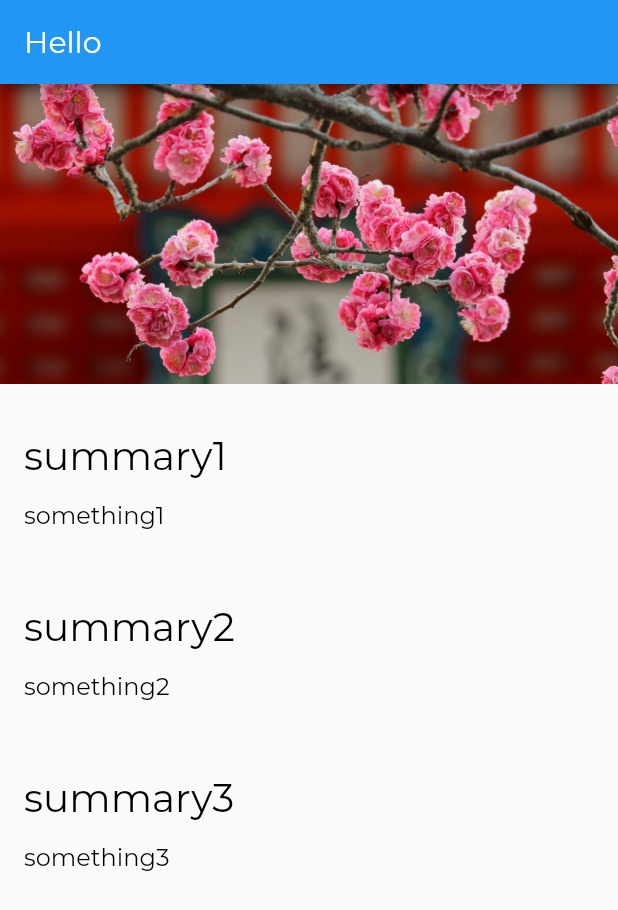
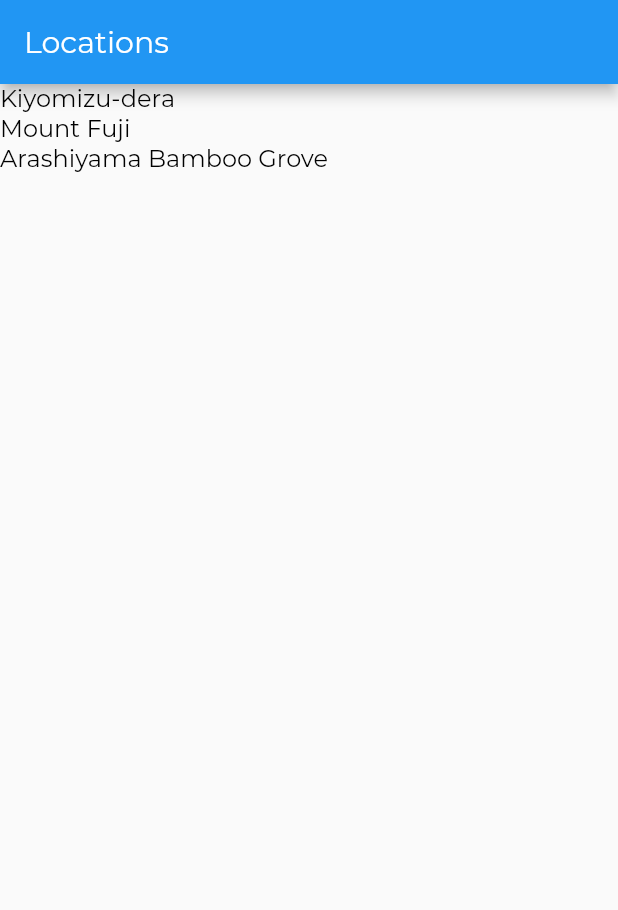
Before and after one commit to davidaskenazy/FreeCodeCampTut, a Flutter app: the screen it shows after launch, on a phone screen of 412 x 824 dp. Shown: the top 910 px of the screen. Run offline on Flutter 3.47's test engine with Material 2 defaults, Android fonts, the phone set to English and light mode, and no system bars.

Commit message:
proyect complete, next time add a menu and more widgets

```diff
--- a/lib/app.dart
+++ b/lib/app.dart
@@ -1,13 +1,37 @@
 import 'package:FreeCodeCampTut/style.dart';
 import 'package:flutter/material.dart';
 import 'screens/location_detail/location_detail.dart';
+import 'screens/locations/locations.dart';
+
+const LocationsRoute = '/';
+const LocationDetailRoute = '/location_detail';
 
 class App extends StatelessWidget {
   @override
   Widget build(BuildContext context) {
-    return MaterialApp(
-        home: LocationDetail(),
-        theme: ThemeData(
+    return MaterialApp(onGenerateRoute: _routes(), theme: _theme());
+  }
+
+  RouteFactory _routes() {
+    return (settings) {
+      final Map<String, dynamic> arguments = settings.arguments;
+      Widget screen;
+      switch (settings.name) {
+        case LocationsRoute:
+          screen = Locations();
+          break;
+        case LocationDetailRoute:
+          screen = LocationDetail(arguments['id']);
+          break;
+        default:
+          return null;
+      }
+      return MaterialPageRoute(builder: (BuildContext context) => screen);
+    };
+  }
+
+  ThemeData _theme() {
+    return ThemeData(
         appBarTheme: AppBarTheme(
           //property title remplaced for headline6 because is a deprecated...
           //check this out
@@ -16,6 +40,6 @@ class App extends StatelessWidget {
         textTheme: TextTheme(
           headline6: TitleTextStyle,
           bodyText2: Body1TextStyle,
-            )));
+        ));
   }
 }
--- /dev/null
+++ b/lib/models/location.dart
@@ -0,0 +1,44 @@
+import './location_fact.dart';
+
+/// Represents a tourism location a user can visit.
+class Location {
+  final int id;
+  final String name;
+  final String imagePath;
+  final List<LocationFact> facts;
+
+  Location(this.id, this.name, this.imagePath, this.facts);
+
+  static List<Location> fetchAll() {
+    return [
+      Location(1, 'Kiyomizu-dera', 'assets/images/kiyomizu-dera.jpg', [
+        LocationFact('Summary',
+            'Kiyomizu-dera, officially Otowa-san Kiyomizu-dera, is an independent Buddhist temple in eastern Kyoto. The temple is part of the Historic Monuments of Ancient Kyoto UNESCO World Heritage site.'),
+        LocationFact('Architectural Style', 'Japanese Buddhist architecture.'),
+      ]),
+      Location(2, 'Mount Fuji', 'assets/images/fuji.jpg', [
+        LocationFact('Summary',
+            'Japan’s Mt. Fuji is an active volcano about 100 kilometers southwest of Tokyo. Commonly called “Fuji-san,” it’s the country’s tallest peak, at 3,776 meters. A pilgrimage site for centuries, it’s considered one of Japan’s 3 sacred mountains, and summit hikes remain a popular activity. Its iconic profile is the subject of numerous works of art, notably Edo Period prints by Hokusai and Hiroshige.'),
+        LocationFact('Did You Know',
+            'There are three cities that surround Mount Fuji: Gotemba, Fujiyoshida and Fujinomiya.'),
+      ]),
+      Location(3, 'Arashiyama Bamboo Grove', 'assets/images/arashiyama.jpg', [
+        LocationFact('Summary',
+            'While we could go on about the ethereal glow and seemingly endless heights of this bamboo grove on the outskirts of Kyoto, the sight\'s pleasures extend beyond the visual realm.'),
+        LocationFact('How to Get There',
+            'Kyoto airport, with several terminals, is located 16 kilometres south of the city and is also known as Kyoto. Kyoto can also be reached by transport links from other regional airports.'),
+      ]),
+    ];
+  }
+
+  static Location fetchByID(int locationID) {
+    // NOTE: this will replaced by a proper API call
+    List<Location> locations = Location.fetchAll();
+    for (var i = 0; i < locations.length; i++) {
+      if (locations[i].id == locationID) {
+        return locations[i];
+      }
+    }
+    return null;
+  }
+}
--- /dev/null
+++ b/lib/models/location_fact.dart
@@ -0,0 +1,6 @@
+class LocationFact {
+  final String title;
+  final String text;
+
+  LocationFact(this.title, this.text);
+}
--- a/lib/screens/location_detail/location_detail.dart
+++ b/lib/screens/location_detail/location_detail.dart
@@ -1,23 +1,33 @@
 import 'package:FreeCodeCampTut/screens/location_detail/text_section.dart';
 import 'package:flutter/material.dart';
 import 'image_banner.dart';
+import '../../models/location.dart';
 
 class LocationDetail extends StatelessWidget {
+  final int _locationID;
+
+  LocationDetail(this._locationID);
+
   @override
   Widget build(BuildContext context) {
+    final location = Location.fetchByID(_locationID);
+
     return Scaffold(
-        appBar: AppBar(
-          title: Text('Hello'),
-        ),
-        body: Column(
+      appBar: AppBar(
+        title: Text(location.name),
+      ),
+      body: Column(
           mainAxisAlignment: MainAxisAlignment.start,
           crossAxisAlignment: CrossAxisAlignment.stretch,
           children: [
-            ImageBanner("assets/images/kiyomizu-dera.jpg"),
-            TextSection("summary1", "something1"),
-            TextSection("summary2", "something2"),
-            TextSection("summary3", "something3"),
-          ],
-        ));
+            ImageBanner(location.imagePath),
+          ]..addAll(textSections(location))),
+    );
+  }
+
+  List<Widget> textSections(Location location) {
+    return location.facts
+        .map((fact) => TextSection(fact.title, fact.text))
+        .toList();
   }
 }
--- a/lib/screens/location_detail/text_section.dart
+++ b/lib/screens/location_detail/text_section.dart
@@ -10,17 +10,17 @@ class TextSection extends StatelessWidget {
   @override
   Widget build(BuildContext context) {
     return Column(
-        mainAxisAlignment: MainAxisAlignment.start,
-        crossAxisAlignment: CrossAxisAlignment.stretch,
-        children: [
-          Container(
+      mainAxisAlignment: MainAxisAlignment.start,
+      crossAxisAlignment: CrossAxisAlignment.stretch,
+      children: [
+        Container(
             padding: const EdgeInsets.fromLTRB(_hPad, 32.0, _hPad, 4.0),
-            child: Text(_title, style: Theme.of(context).textTheme.headline6),
-          ),
-          Container(
-            padding: const EdgeInsets.fromLTRB(_hPad, 10.0, _hPad, _hPad),
-            child: Text(_body, style: Theme.of(context).textTheme.bodyText2),
-          ),
-        ]);
+            child: Text(_title, style: Theme.of(context).textTheme.headline6)),
+        Container(
+            padding:
+                const EdgeInsets.symmetric(vertical: 10.0, horizontal: _hPad),
+            child: Text(_body, style: Theme.of(context).textTheme.bodyText2)),
+      ],
+    );
   }
 }
--- /dev/null
+++ b/lib/screens/locations/locations.dart
@@ -0,0 +1,28 @@
+import 'package:flutter/material.dart';
+import '../../app.dart';
+import '../../models/location.dart';
+
+class Locations extends StatelessWidget {
+  @override
+  Widget build(BuildContext context) {
+    final locations = Location.fetchAll();
+
+    return Scaffold(
+        appBar: AppBar(
+          title: Text('Locations'),
+        ),
+        body: ListView(
+          children: locations
+              .map((location) => GestureDetector(
+                    child: Text(location.name),
+                    onTap: () => _onLocationTap(context, location.id),
+                  ))
+              .toList(),
+        ));
+  }
+
+  _onLocationTap(BuildContext context, int locationID) {
+    Navigator.pushNamed(context, LocationDetailRoute,
+        arguments: {'id': locationID});
+  }
+}
--- a/pubspec.yaml
+++ b/pubspec.yaml
@@ -47,7 +47,8 @@ flutter:
   # To add assets to your application, add an assets section, like this:
   assets:
     - assets/images/kiyomizu-dera.jpg
-
+    - assets/images/fuji.jpg
+    - assets/images/arashiyama.jpg
   # An image asset can refer to one or more resolution-specific "variants", see
   # https://flutter.dev/assets-and-images/#resolution-aware.
 
```
Also changed, not shown: assets/images/arashiyama.jpg (added), assets/images/fuji.jpg (added). Lines whose indentation alone changed are shown as unchanged.
